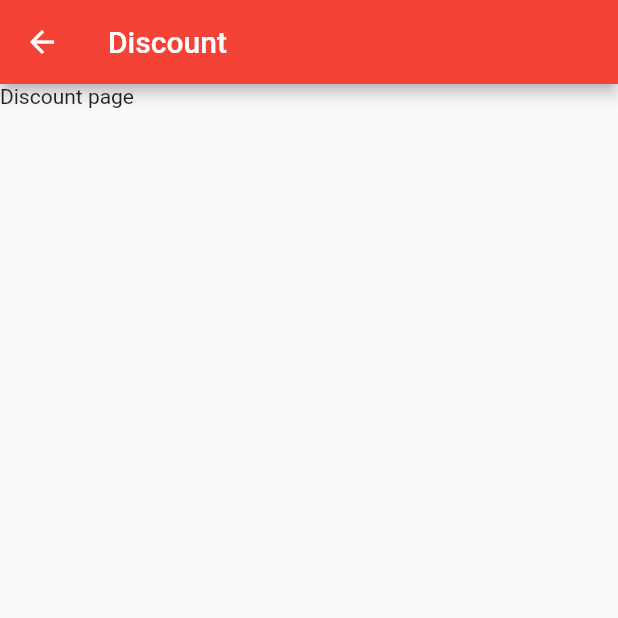
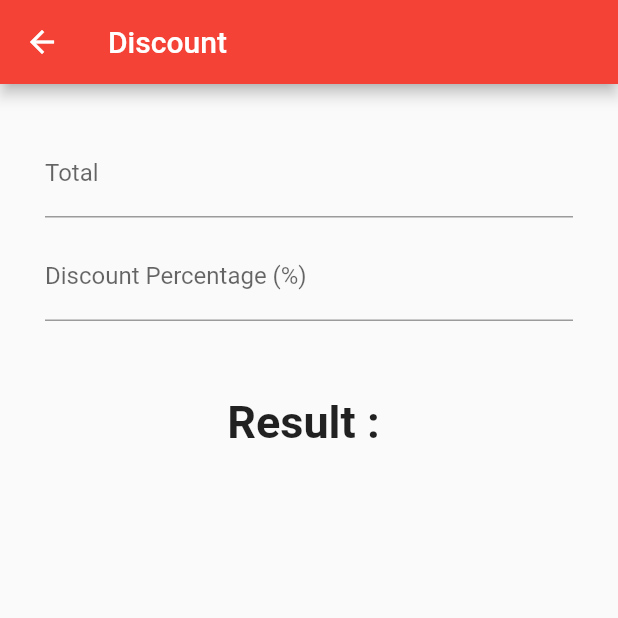
Before and after one commit to crpoudyal/basic_flutter_calculator, a Flutter app: the screen it shows after launch, in the side drawer, after a tap on "Discount", on a phone screen of 412 x 824 dp, the top half of it. Run offline on Flutter 3.47's test engine with Material 2 defaults, Android fonts, the phone set to English and light mode, and no system bars.

Commit message:
[Added]Discount page UI

```diff
--- a/lib/discount.dart
+++ b/lib/discount.dart
@@ -13,7 +13,48 @@ class _DiscountState extends State<Discount> {
       appBar: AppBar(
         title:Text("Discount"),
       ),
-      body: Text("Discount page"),
+      body: Padding(
+        padding: const EdgeInsets.all(30.0),
+        child: Center(
+
+          child:Column(
+            mainAxisAlignment: MainAxisAlignment.start,
+            children:<Widget>[
+
+
+              TextField(
+                  keyboardType: TextInputType.number,
+
+                  decoration: InputDecoration(
+                    hintText: "Enter a number",
+                    labelText: "Total",
+                  ),
+                ),
+                 SizedBox(
+                  height: 10.0,
+                ),
+                 TextField(
+                  keyboardType: TextInputType.number,
+
+                  decoration: InputDecoration(
+                    hintText: "Enter a number",
+                    labelText: "Discount Percentage (%)",
+                  ),
+                ),
+                 SizedBox(
+                  height: 50.0,
+                ),
+                Text("Result : ",
+                style: TextStyle(
+                  fontSize: 30.0,
+                  fontWeight:FontWeight.bold,
+                ),
+                ),
+
+            ],
+          )
+        ),
+      )
 
     );
   }
```
